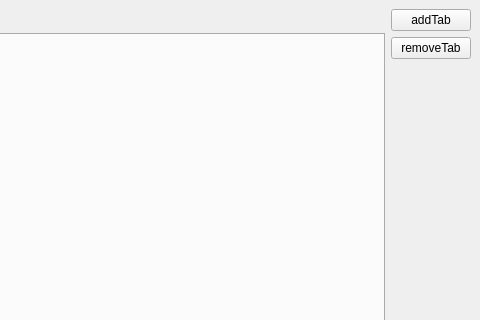
The window that staj-projeleri/python-pulse/tabbed.ui (pars-linux/uludag) describes before a commit, drawn with Qt 5; both pictures show x 146 to 626 and y 0 to 320 of the 626 by 518 pixel window.
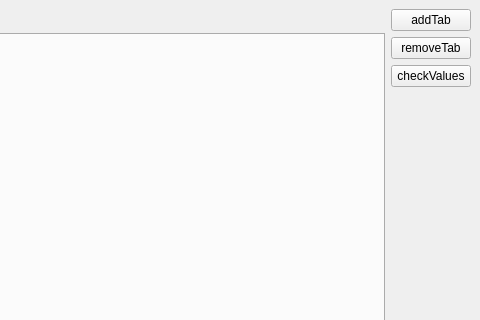
The same window after the commit.

```diff
--- a/staj-projeleri/python-pulse/tabbed.ui
+++ b/staj-projeleri/python-pulse/tabbed.ui
@@ -14,7 +14,7 @@
   </property>
   <widget class="QWidget" name="centralwidget" >
    <layout class="QGridLayout" name="gridLayout" >
-    <item rowspan="4" row="0" column="0" >
+    <item rowspan="5" row="0" column="0" >
      <widget class="QTabWidget" name="tabWidget" >
       <property name="focusPolicy" >
        <enum>Qt::TabFocus</enum>
@@ -48,7 +48,7 @@
       </property>
      </widget>
     </item>
-    <item row="2" column="1" >
+    <item row="3" column="1" >
      <spacer name="verticalSpacer" >
       <property name="orientation" >
        <enum>Qt::Vertical</enum>
@@ -61,13 +61,20 @@
       </property>
      </spacer>
     </item>
-    <item row="3" column="1" >
+    <item row="4" column="1" >
      <widget class="QPushButton" name="pushButton" >
       <property name="text" >
        <string>quit</string>
       </property>
      </widget>
     </item>
+    <item row="2" column="1" >
+     <widget class="QPushButton" name="pushButton_4" >
+      <property name="text" >
+       <string>checkValues</string>
+      </property>
+     </widget>
+    </item>
    </layout>
   </widget>
   <widget class="QMenuBar" name="menubar" >
@@ -76,7 +83,7 @@
      <x>0</x>
      <y>0</y>
      <width>626</width>
-     <height>27</height>
+     <height>31</height>
     </rect>
    </property>
   </widget>
```
